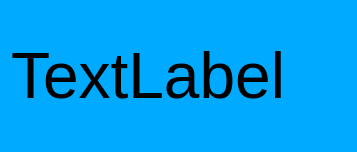
Old version of the form MessagePopup/MainWindow.ui in the repository kelkes/MessagePopUp.
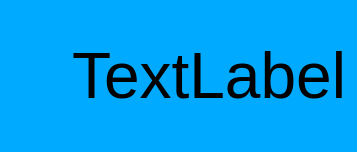
New version of the form.

What changed in the file:
```diff
--- a/MessagePopup/MainWindow.ui
+++ b/MessagePopup/MainWindow.ui
@@ -17,8 +17,8 @@
    <string notr="true">background-color: rgb(0, 170, 255);</string>
   </property>
   <widget class="QWidget" name="centralWidget">
-   <layout class="QGridLayout" name="gridLayout">
-    <item row="0" column="0">
+   <layout class="QGridLayout">
+    <item row="0" column="1">
      <widget class="QLabel" name="label">
       <property name="font">
        <font>
@@ -37,6 +37,13 @@
       </property>
      </widget>
     </item>
+    <item row="0" column="0">
+     <widget class="QLabel" name="logo">
+      <property name="text">
+       <string/>
+      </property>
+     </widget>
+    </item>
    </layout>
   </widget>
  </widget>
```
